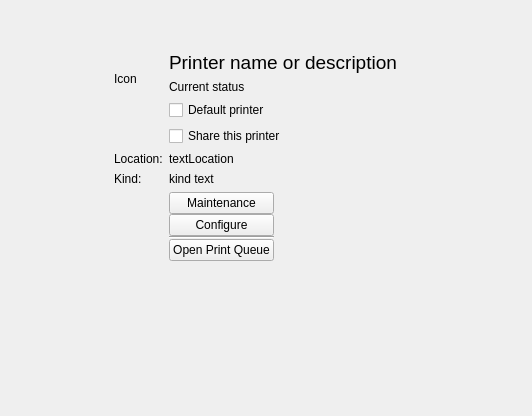
Old version of the form printer-manager-kcm/PrinterDescription.ui in the repository KDE/print-manager.
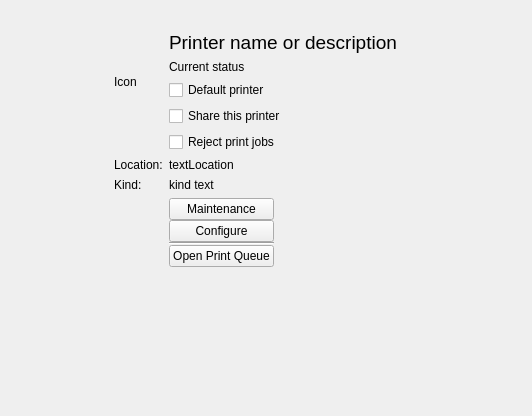
New version of the form. Custom widgets are drawn as their Qt base class.

The edit to the form file:
```diff
--- a/printer-manager-kcm/PrinterDescription.ui
+++ b/printer-manager-kcm/PrinterDescription.ui
@@ -55,7 +55,7 @@
          <property name="sizeHint" stdset="0">
           <size>
            <width>20</width>
-           <height>40</height>
+           <height>20</height>
           </size>
          </property>
         </spacer>
@@ -117,6 +117,13 @@
          </property>
         </widget>
        </item>
+       <item>
+        <widget class="QCheckBox" name="rejectPrintJobsCB">
+         <property name="text">
+          <string>Reject print jobs</string>
+         </property>
+        </widget>
+       </item>
       </layout>
      </item>
      <item row="1" column="0">
```
